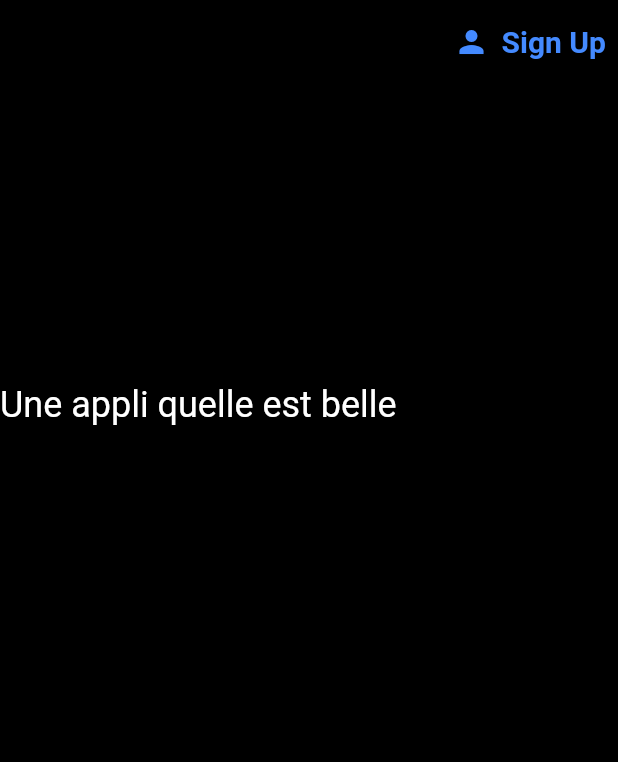
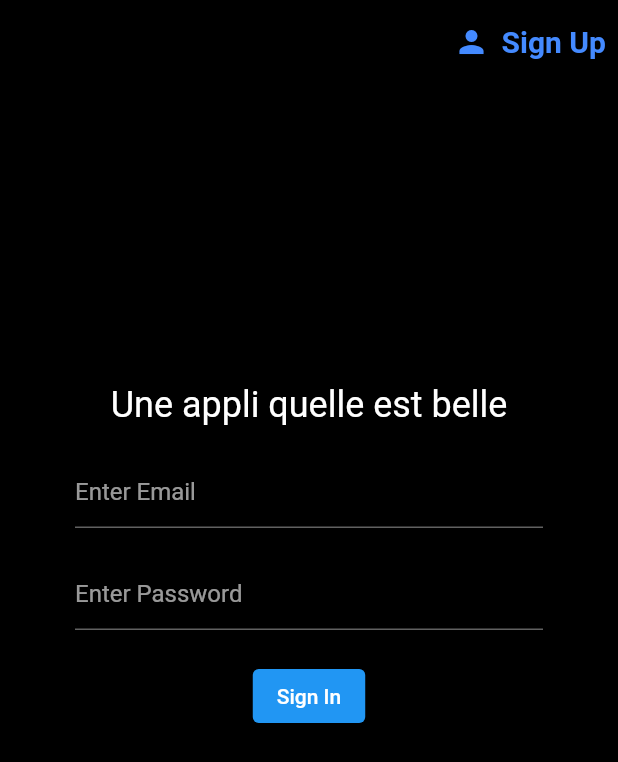
Before and after one commit to ericmartin33/reminders_flutter, a Flutter app: the screen it shows after launch, on a phone screen of 412 x 824 dp. Shown: the top 762 px of the screen. Run offline on Flutter 3.47's test engine with Material 2 defaults, Android fonts, the phone set to English and light mode, and no system bars; our stand-ins replace firebase_core; accounts and stored records are empty.

Commit message:
Implements signin & signup screens

```diff
--- a/reminder_app/lib/screens/auth/signin_screen.dart
+++ b/reminder_app/lib/screens/auth/signin_screen.dart
@@ -9,6 +9,18 @@ class SignInScreen extends StatefulWidget {
 }
 
 class _SignInScreenState extends State<SignInScreen> {
+  final TextEditingController _emailController = TextEditingController();
+  final TextEditingController _passwordController = TextEditingController();
+
+  final _formKey = GlobalKey<FormState>();
+
+  @override
+  void dispose() {
+    super.dispose();
+    _emailController.dispose();
+    _passwordController.dispose();
+  }
+
   @override
   Widget build(BuildContext context) {
     return Scaffold(
@@ -23,15 +35,53 @@ class _SignInScreenState extends State<SignInScreen> {
           )
         ],
       ),
-      body: Column(children: [
+      body: SingleChildScrollView(
+        child: Column(children: [
           const SizedBox(
             height: 200,
           ),
           Text(
             'Une appli quelle est belle',
             style: Theme.of(context).textTheme.headlineSmall,
-        )
+          ),
+          Container(
+            padding: const EdgeInsets.symmetric(horizontal: 50),
+            child: Form(
+                key: _formKey,
+                child: Column(
+                  children: [
+                    const SizedBox(height: 20),
+                    TextFormField(
+                        decoration:
+                            const InputDecoration(hintText: 'Enter Email'),
+                        keyboardType: TextInputType.emailAddress,
+                        controller: _emailController,
+                        validator: (value) =>
+                            value == null || !value.contains('@')
+                                ? 'L\'email n\'est pas valide'
+                                : null),
+                    const SizedBox(height: 20),
+                    TextFormField(
+                        controller: _passwordController,
+                        decoration:
+                            const InputDecoration(hintText: 'Enter Password'),
+                        obscureText: true,
+                        validator: (value) => value!.length < 6
+                            ? 'Le mot de passe doit faire au moins 6 caracteres'
+                            : null),
+                    const SizedBox(height: 20),
+                    ElevatedButton(
+                        onPressed: () {
+                          if (_formKey.currentState!.validate()) {
+                            print('submit form');
+                          }
+                        },
+                        child: const Text('Sign In'))
+                  ],
+                )),
+          ),
         ]),
+      ),
     );
   }
 }
```
Also changed, not shown: reminder_app/lib/screens/auth/signup_screen.dart (+59 -1 lines). Lines whose indentation alone changed are shown as unchanged.
